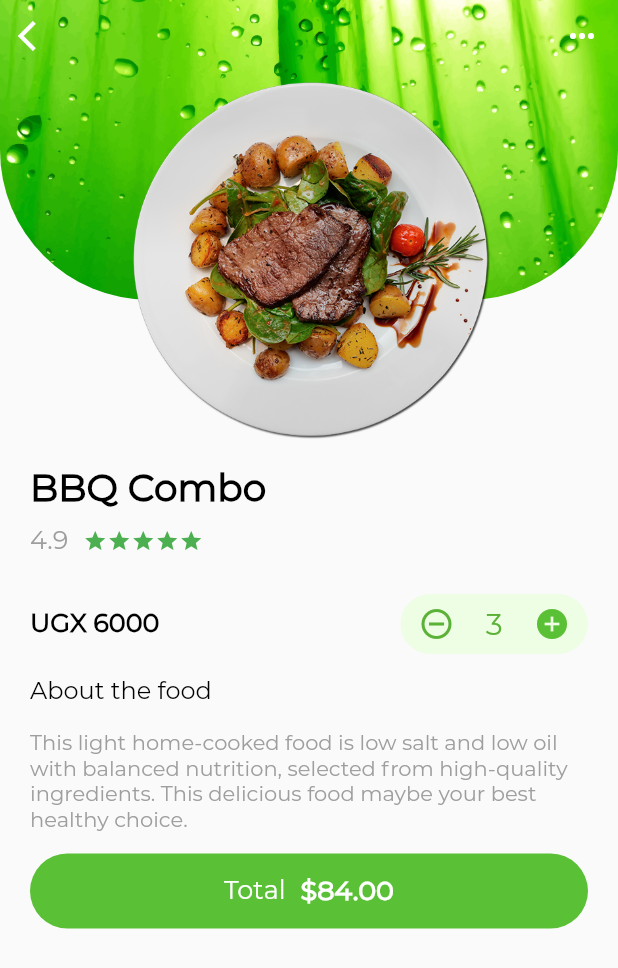
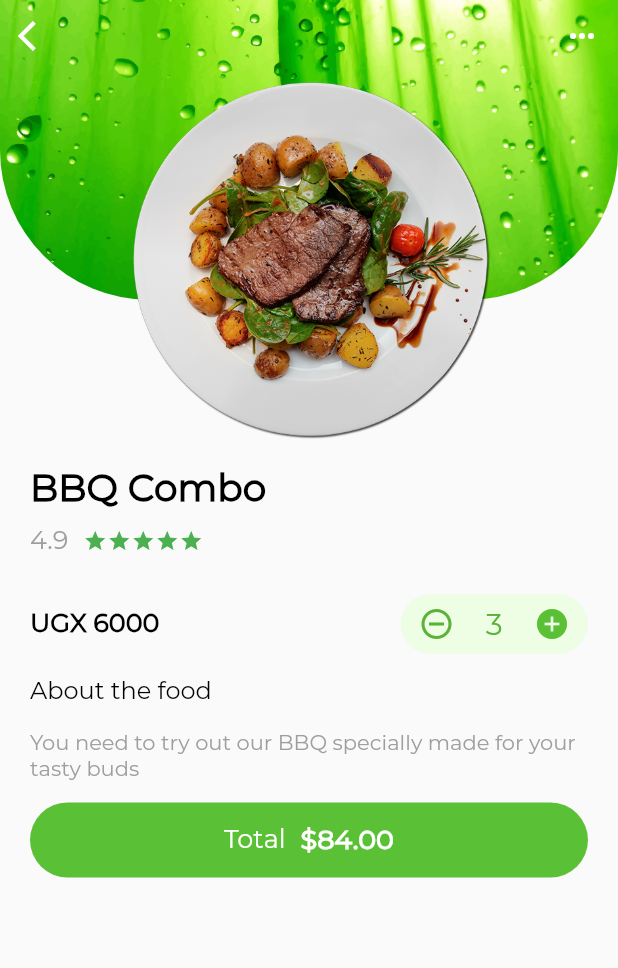
Before and after one commit to patrickhamzaokello/OfficialZodongoFoods, a Flutter app: the MyHomePage screen opened directly, after a tap on "BBQ Combo", on a phone screen of 412 x 824 dp. Shown: the top 968 px of the screen. Run offline on Flutter 3.47's test engine with Material 2 defaults, Android fonts, the phone set to English and light mode, and no system bars; missing offline and left inert: keyboard_visibility; project files that could hold a hidden picture were left out.

Commit message:
new colors

```diff
--- a/lib/Browse.dart
+++ b/lib/Browse.dart
@@ -89,11 +89,17 @@ class _MyHomePageState extends State<MyHomePage> {
             child: ListView(
               scrollDirection: Axis.horizontal,
               children: <Widget>[
-                _buildListItem('assets/burger.png', 'Beef Burger', '\$26'),
-                _buildListItem('assets/plate6.png', 'BBQ  Plate', '\$26'),
-                _buildListItem('assets/plate3.png', 'Vegan Breakfast', '\$28'),
+                _buildListItem('assets/burger.png', 'Beef Burger', '\$26',
+                    'This Burger home-cooked food is low salt and low oil with balanced nutrition, selected from high-quality ingredients. This delicious food maybe your best healthy choice.'),
+                _buildListItem('assets/plate6.png', 'BBQ  Plate', '\$26',
+                    'This light home-cooked food is low salt and low oil with balanced nutrition, selected from high-quality ingredients. This delicious food maybe your best healthy choice.'),
+                _buildListItem('assets/plate3.png', 'Vegan Breakfast', '\$28',
+                    'This light home-cooked food is low salt and low oil with balanced nutrition, selected from high-quality ingredients. This delicious food maybe your best healthy choice.'),
                 _buildListItem(
-                    'assets/images/plate2.png', 'Protein Salad', '\$26'),
+                    'assets/images/plate2.png',
+                    'Protein Salad',
+                    '\$26',
+                    'This light home-cooked food is low salt and low oil with balanced nutrition, selected from high-quality ingredients. This delicious food maybe your best healthy choice.'),
               ],
             ),
           ),
@@ -109,24 +115,35 @@ class _MyHomePageState extends State<MyHomePage> {
           ListView(
               shrinkWrap: true,
               physics: const NeverScrollableScrollPhysics(),
+              padding: EdgeInsets.only(bottom: 40.0),
               children: [
-                _buildFoodItem('assets/plate1.png', 'Salmon', '\UGX 5000'),
-                _buildFoodItem('assets/plate2.png', 'Spring bowl', '\UGX 4000'),
+                _buildFoodItem('assets/plate1.png', 'Salmon', '\UGX 5000',
+                    'The Best Beef Burger in the Land'),
+                _buildFoodItem('assets/plate2.png', 'Spring bowl', '\UGX 4000',
+                    'Spring Bowl made from local available content'),
                 _buildFoodItem(
-                    'assets/images/plate6.png', 'BBQ Combo', '\UGX 6000'),
-                _buildFoodItem('assets/beans.png', 'Beans Bowl', '\UGX 4500'),
-                _buildFoodItem('assets/images/plate3.png', 'Boo', '\UGX 4000'),
-                _buildFoodItem('assets/chicken.png', 'Muchomo', '\UGX 7000'),
-                _buildFoodItem('assets/macd.png', 'WI-D bowl', '\UGX 5500'),
-                _buildFoodItem('assets/plate5.png', 'Berry bowl', '\UGX 4000')
+                    'assets/images/plate6.png',
+                    'BBQ Combo',
+                    '\UGX 6000',
+                    'You need to try out our BBQ specially made for your tasty buds'),
+                _buildFoodItem('assets/beans.png', 'Beans Bowl', '\UGX 4500',
+                    'There is nothing like our own Beans plate that is served with much favour and juice'),
+                _buildFoodItem('assets/images/plate3.png', 'Boo', '\UGX 4000',
+                    'Lets talk about quality for all the party people'),
+                _buildFoodItem('assets/chicken.png', 'Muchomo', '\UGX 7000',
+                    'Muchome is the word, get your own from zodongo food'),
+                _buildFoodItem('assets/macd.png', 'WI-D bowl', '\UGX 5500',
+                    'Mach and Cheese, we make it all. Try it out with us'),
+                _buildFoodItem('assets/plate5.png', 'Berry bowl', '\UGX 4000',
+                    'For all the Vegan Friends out there. we gat what you need ')
               ]),
         ],
       ),
       bottomNavigationBar: Container(
         height: 75.0,
         decoration: BoxDecoration(
-          borderRadius: BorderRadius.only(
-              topLeft: Radius.circular(50.0), topRight: Radius.circular(50.0)),
+          // borderRadius: BorderRadius.only(
+          // topLeft: Radius.circular(50.0), topRight: Radius.circular(50.0)),
           color: Color(0xFF5AC035),
         ),
         padding: EdgeInsets.only(left: 40.0, right: 40.0),
@@ -162,14 +179,19 @@ class _MyHomePageState extends State<MyHomePage> {
     );
   }
 
-  Widget _buildFoodItem(String imgPath, String foodName, String price) {
+  Widget _buildFoodItem(
+      String imgPath, String foodName, String price, String description) {
     return Padding(
         padding: EdgeInsets.only(left: 10.0, right: 10.0, top: 10.0),
         child: InkWell(
             onTap: () {
               Navigator.of(context).push(MaterialPageRoute(
                   builder: (context) => DetailsPage(
-                      heroTag: imgPath, foodName: foodName, foodPrice: price)));
+                        heroTag: imgPath,
+                        foodName: foodName,
+                        foodPrice: price,
+                        foodDescription: description,
+                      )));
             },
             child: Row(
               mainAxisAlignment: MainAxisAlignment.spaceBetween,
@@ -207,12 +229,17 @@ class _MyHomePageState extends State<MyHomePage> {
             )));
   }
 
-  Widget _buildListItem(String imgPath, String foodName, String price) {
+  Widget _buildListItem(
+      String imgPath, String foodName, String price, String description) {
     return InkWell(
         onTap: () {
           Navigator.of(context).push((MaterialPageRoute(
               builder: (context) => DetailsPage(
-                  heroTag: imgPath, foodName: foodName, foodPrice: price))));
+                    heroTag: imgPath,
+                    foodName: foodName,
+                    foodPrice: price,
+                    foodDescription: description,
+                  ))));
         },
         child: Padding(
             padding: EdgeInsets.only(left: 20.0, top: 10.0, bottom: 4.0),
--- a/lib/checkout.dart
+++ b/lib/checkout.dart
@@ -10,7 +10,7 @@ class _CheckoutPageState extends State<CheckoutPage> {
   @override
   Widget build(BuildContext context) {
     return Scaffold(
-      backgroundColor: Color(0xFF21BFBD),
+      backgroundColor: Color(0xFF5AC035),
       body: ListView(
         children: <Widget>[
           Padding(
--- a/lib/detailPage.dart
+++ b/lib/detailPage.dart
@@ -4,8 +4,10 @@ class DetailsPage extends StatefulWidget {
   final heroTag;
   final foodName;
   final foodPrice;
+  final foodDescription;
 
-  DetailsPage({this.heroTag, this.foodName, this.foodPrice});
+  DetailsPage(
+      {this.heroTag, this.foodName, this.foodPrice, this.foodDescription});
 
   @override
   _DetailsPageState createState() => _DetailsPageState();
@@ -144,7 +146,7 @@ class _DetailsPageState extends State<DetailsPage> {
                 SizedBox(height: 15.0),
                 Container(
                   child: Text(
-                    'This light home-cooked food is low salt and low oil with balanced nutrition, selected from high-quality ingredients. This delicious food maybe your best healthy choice.',
+                    widget.foodDescription,
                     style: TextStyle(
                         fontFamily: 'Montserrat',
                         fontSize: 14.0,
```
